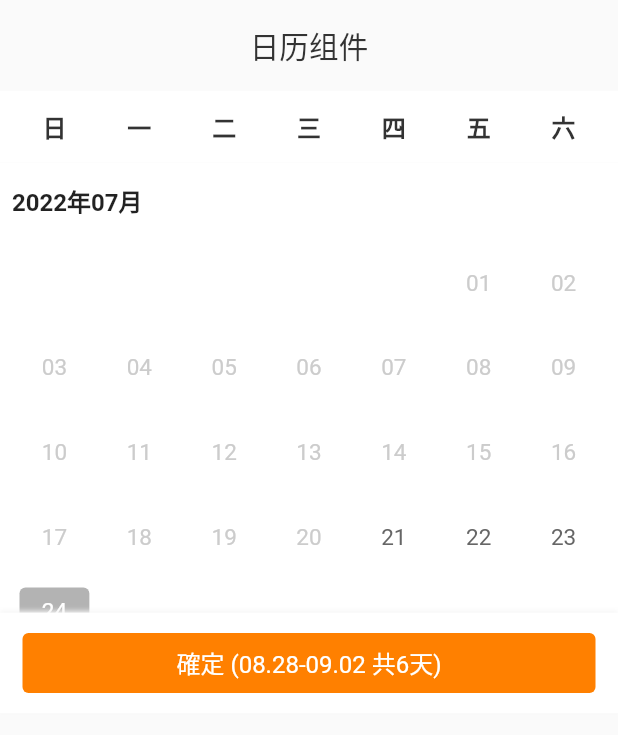
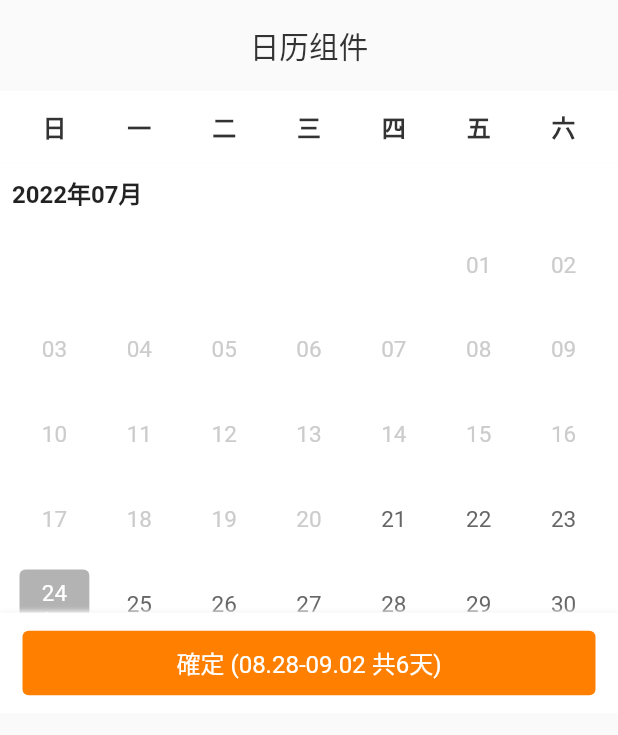
Before and after one commit to zeqinjie/tw_calendar, a Flutter app: the TWCalendarList widget shown alone on an empty page, opened directly, on a phone screen of 412 x 824 dp. Shown: the top 735 px of the screen. Run offline on Flutter 3.47's test engine with Material 2 defaults, Android fonts, the phone set to English and light mode, and no system bars; our stand-ins replace flutter_screenutil.

Commit message:
<update>： 代码优化

```diff
--- a/lib/tw_calendar_list.dart
+++ b/lib/tw_calendar_list.dart
@@ -1,7 +1,7 @@
 /*
  * @Author: zhengzeqin
  * @Date: 2022-07-20 22:10:08
- * @LastEditTime: 2022-07-24 20:41:10
+ * @LastEditTime: 2022-07-24 21:36:12
  * @Description: 日历组件
  */
 library calendar_list;
@@ -55,6 +55,10 @@ class TWCalendarList extends StatefulWidget {
 
   final EdgeInsetsGeometry? ensureViewPadding;
 
+  final Color? ensureViewSelectedColor;
+
+  final Color? ensureViewUnSelectedColor;
+
   final double? ensureTitleFontSize;
 
   /// 点击回调
@@ -75,11 +79,13 @@ class TWCalendarList extends StatefulWidget {
     this.ensureTitleFontSize = 16,
     this.ensureViewPadding = const EdgeInsets.only(
       left: 15,
+      right: 15,
       top: 12,
       bottom: 12,
-      right: 15,
     ),
     this.onSelectDayRang,
+    this.ensureViewSelectedColor = TWColors.twFF8000,
+    this.ensureViewUnSelectedColor = TWColors.twB3B3B3,
     this.seletedMode = TWCalendarListSeletedMode.defaltSerial,
   })  : assert(!firstDate.isAfter(lastDate),
             'lastDate must be on or after firstDate'),
@@ -168,6 +174,7 @@ class _TWCalendarListState extends State<TWCalendarList> {
 
   Widget _buildEnsureView() {
     return Container(
+      width: double.infinity,
       alignment: Alignment.center,
       padding: widget.ensureViewPadding,
       decoration: const BoxDecoration(
@@ -180,11 +187,8 @@ class _TWCalendarListState extends State<TWCalendarList> {
           )
         ],
       ),
-      child: Flex(
-        direction: Axis.horizontal,
-        children: <Widget>[
-          Expanded(
-            flex: 1,
+      child: ConstrainedBox(
+        constraints: const BoxConstraints.expand(),
         child: TextButton(
           onPressed: _finishSelect,
           style: ButtonStyle(
@@ -196,8 +200,8 @@ class _TWCalendarListState extends State<TWCalendarList> {
             backgroundColor: MaterialStateProperty.all(
                 (selectStartTime != null ||
                         (selectStartTime != null && selectEndTime != null))
-                        ? TWColors.twFF8000
-                        : TWColors.twB3B3B3),
+                    ? widget.ensureViewSelectedColor
+                    : widget.ensureViewUnSelectedColor),
           ),
           child: Text(
             _getEnsureTitle(),
@@ -208,8 +212,6 @@ class _TWCalendarListState extends State<TWCalendarList> {
             ),
           ),
         ),
-          ),
-        ],
       ),
     );
   }
--- a/lib/tw_day_number.dart
+++ b/lib/tw_day_number.dart
@@ -1,7 +1,7 @@
 /*
  * @Author: zhengzeqin
  * @Date: 2022-07-20 14:41:08
- * @LastEditTime: 2022-07-24 20:43:40
+ * @LastEditTime: 2022-07-24 21:42:24
  * @Description: 天数
  */
 import 'package:flutter/material.dart';
@@ -91,7 +91,7 @@ class _TWDayNumberState extends State<TWDayNumber> {
       '今天',
       textAlign: TextAlign.center,
       style: TextStyle(
-        color: Colors.white,
+        color: TWColors.twFFFFFF,
         fontSize: widget.todayFontSize,
         fontWeight: FontWeight.normal,
       ),
--- a/lib/tw_month_title.dart
+++ b/lib/tw_month_title.dart
@@ -1,7 +1,7 @@
 /*
  * @Author: zhengzeqin
  * @Date: 2022-07-20 14:41:08
- * @LastEditTime: 2022-07-24 20:43:45
+ * @LastEditTime: 2022-07-24 21:53:32
  * @Description: your project
  */
 import 'package:flutter/material.dart';
--- a/lib/tw_month_view.dart
+++ b/lib/tw_month_view.dart
@@ -1,7 +1,7 @@
 /*
  * @Author: zhengzeqin
  * @Date: 2022-07-21 17:26:09
- * @LastEditTime: 2022-07-24 20:50:26
+ * @LastEditTime: 2022-07-24 21:50:48
  * @Description: 月视图
  */
 
@@ -59,9 +59,7 @@ class _TWMonthViewState extends State<TWMonthView> {
 
   @override
   Widget build(BuildContext context) {
-    return Container(
-      child: buildMonthView(context),
-    );
+    return buildMonthView(context);
   }
 
   Widget buildMonthDays(BuildContext context) {
@@ -154,18 +152,15 @@ class _TWMonthViewState extends State<TWMonthView> {
           crossAxisAlignment: CrossAxisAlignment.start,
           mainAxisAlignment: MainAxisAlignment.start,
           children: <Widget>[
-            Container(
-              margin: const EdgeInsets.only(top: 5),
-              child: TWMonthTitle(
-                year: widget.year,
-                month: widget.month,
-                monthNames: widget.monthNames,
-              ),
+            TWMonthTitle(
+              year: widget.year,
+              month: widget.month,
+              monthNames: widget.monthNames,
             ),
-            Container(
-              margin: const EdgeInsets.only(top: 15),
-              child: buildMonthDays(context),
+            SizedBox(
+              height: widget.padding,
             ),
+            buildMonthDays(context),
           ],
         ),
       ),
--- a/lib/utils/tw_calendart_tool.dart
+++ b/lib/utils/tw_calendart_tool.dart
@@ -1,22 +1,13 @@
 /*
  * @Author: zhengzeqin
  * @Date: 2022-07-20 14:41:08
- * @LastEditTime: 2022-07-23 16:26:51
+ * @LastEditTime: 2022-07-24 21:26:09
  * @Description: 日历辅助工具类
  */
 
 import 'package:flutter/material.dart';
 
 class TWCalendarTool {
-  static double getMonthViewHeight(BuildContext context) {
-    const double padding = 8.0;
-    const double titleHeight = 21.0;
-
-    return (2 * padding) +
-        titleHeight +
-        8.0 +
-        (6 * TWCalendarTool.getDayNumberSize(context, 0));
-  }
 
   static double getDayNumberSize(BuildContext context, double padding) {
     return (MediaQuery.of(context).size.width - padding * 2) / 7;
@@ -104,8 +95,8 @@ class TWCalendarTool {
     if (selectStartTime != null && selectEndTime != null) {
       final start = DateTime(
           selectStartTime.year, selectStartTime.month, selectStartTime.day);
-      final end = DateTime(
-          selectEndTime.year, selectEndTime.month, selectEndTime.day);
+      final end =
+          DateTime(selectEndTime.year, selectEndTime.month, selectEndTime.day);
       final d = end.difference(start);
       return d.inDays + 1;
     }
```
Lines whose indentation alone changed are shown as unchanged.
